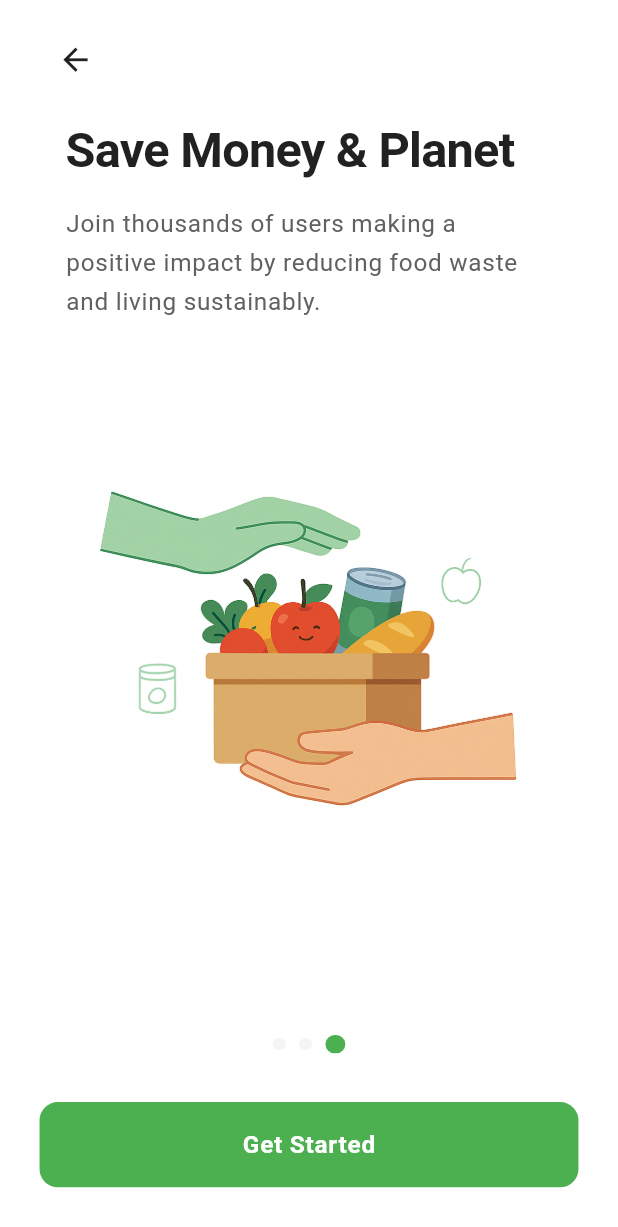
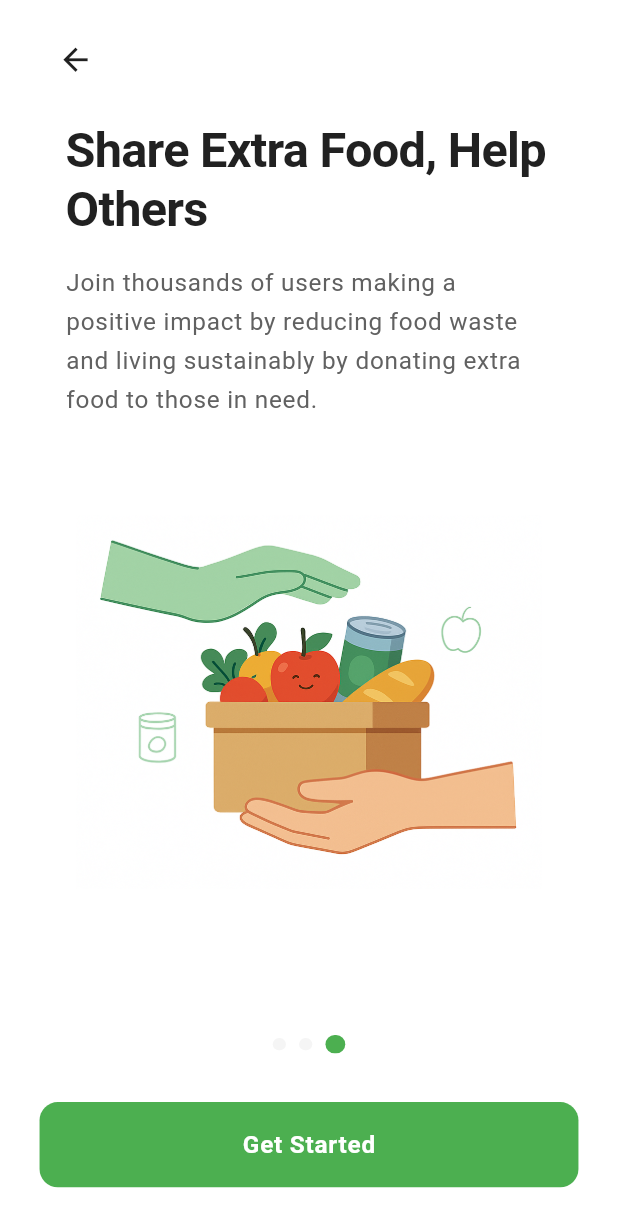
Before and after one commit to azizur-rahaman/Team_Nexora, a Flutter app: the screen it shows after launch, swiped to page 3, on a phone screen of 412 x 824 dp. Shown: the top 1227 px of the screen. Run offline on Flutter 3.47's test engine with Material 3 defaults, Android fonts, the phone set to English and light mode, and no system bars; drawn by our look-alikes of animated_text_kit; our stand-ins replace dartz, equatable, flutter_bloc, flutter_screenutil, get_it, internet_connection_checker and 1 more.

Commit message:
refactor: update app constants

```diff
--- a/front-end/app-front-end/lib/core/constants/app_constants.dart
+++ b/front-end/app-front-end/lib/core/constants/app_constants.dart
@@ -16,6 +16,6 @@ class AppConstants {
   static const String onboarding2Title = 'Reduce Food Waste';
   static const String onboarding2Description = 'Get smart notifications about expiring food items and save money while helping the environment.';
 
-  static const String onboarding3Title = 'Save Money & Planet';
-  static const String onboarding3Description = 'Join thousands of users making a positive impact by reducing food waste and living sustainably.';
+  static const String onboarding3Title = 'Share Extra Food, Help Others';
+  static const String onboarding3Description = 'Join thousands of users making a positive impact by reducing food waste and living sustainably by donating extra food to those in need.';
 }
```
